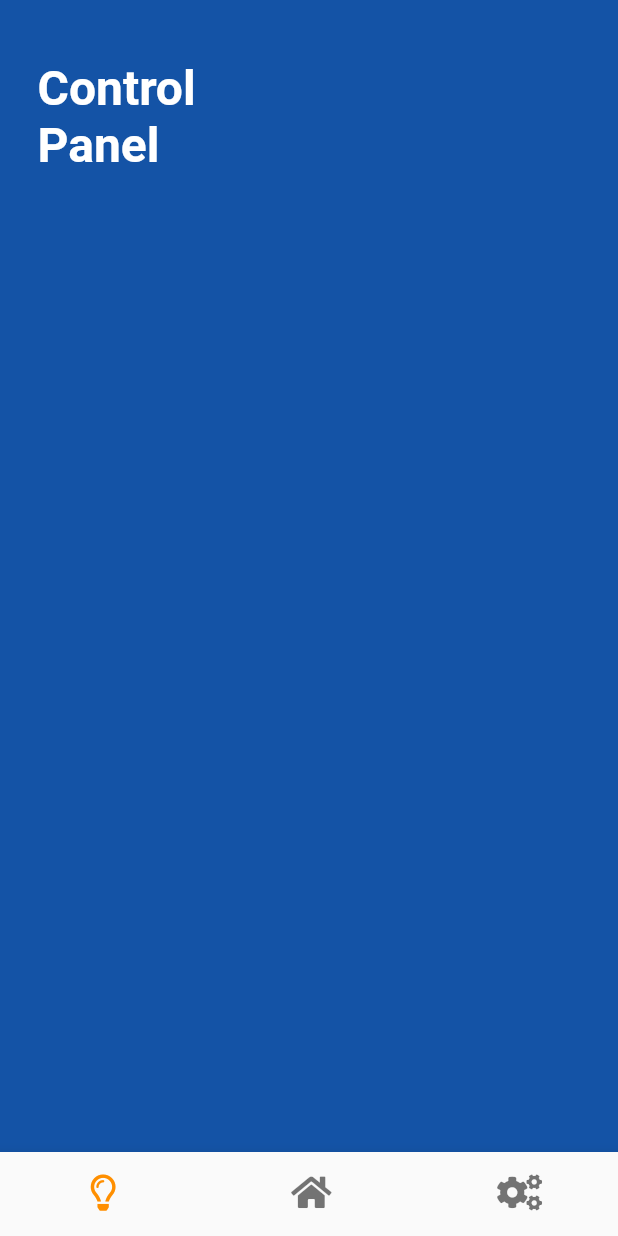
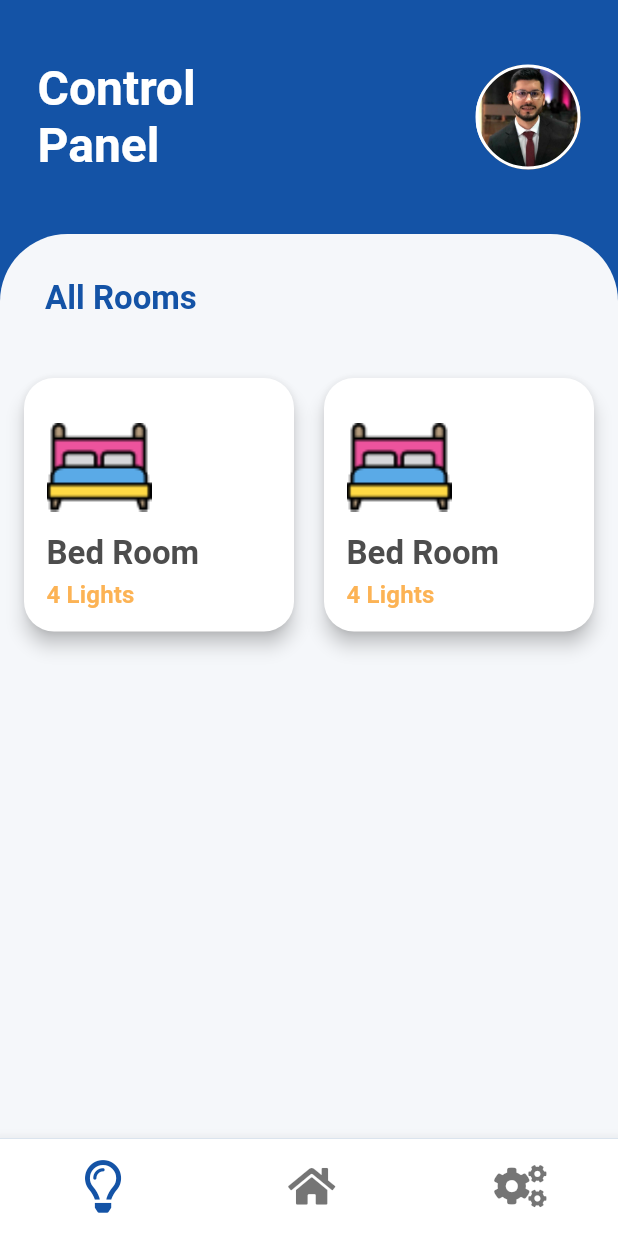
Before and after one commit to jfrsbg/light_control_app, a Flutter app: the screen it shows after launch, on a phone screen of 412 x 824 dp. Run offline on Flutter 3.47's test engine with Material 2 defaults, Android fonts, the phone set to English and light mode, and no system bars; our stand-ins replace font_awesome_flutter.

Commit message:
created items of control panel

```diff
--- a/lib/MainScreen.dart
+++ b/lib/MainScreen.dart
@@ -28,6 +28,7 @@ class _MainScreenState extends State<MainScreen> {
     return Scaffold(
       body: _widgetOptions.elementAt(_selectedIndex),
       bottomNavigationBar: BottomNavigationBar(
+        backgroundColor: Theme.of(context).primaryColor,
         items: <BottomNavigationBarItem>[
           BottomNavigationBarItem(
             icon: Icon(FontAwesomeIcons.lightbulb),
@@ -43,10 +44,12 @@ class _MainScreenState extends State<MainScreen> {
           ),
         ],
         currentIndex: _selectedIndex,
-        selectedItemColor: Colors.amber[800],
+        selectedItemColor: Theme.of(context).accentColor,
         onTap: _onItemTapped,
         showSelectedLabels: false,
         showUnselectedLabels: false,
+        iconSize: 28,
+        selectedIconTheme: IconThemeData(color: Theme.of(context).accentColor, size: 35),
       ),
     );
   }
--- a/lib/control_panel/ControlPanelPage.dart
+++ b/lib/control_panel/ControlPanelPage.dart
@@ -1,4 +1,6 @@
 import 'package:flutter/material.dart';
+import 'package:light_control/control_panel/components/BodyControlPanel.dart';
+import 'package:light_control/control_panel/components/HeaderControlPanel.dart';
 
 class ControlPanelPage extends StatelessWidget {
   @override
@@ -10,22 +12,15 @@ class ControlPanelPage extends StatelessWidget {
           height: MediaQuery.of(context).size.height,
           color: Theme.of(context).accentColor,
         ),
+        //Header of Page
         SafeArea(
-          child: Padding(
-            padding: const EdgeInsets.symmetric(horizontal: 25, vertical: 40),
-            child: Row(
-              children: <Widget>[
-                Container(
-                  width: 115,
-                  child: Text(
-                    "Control Panel",
-                    style: Theme.of(context).textTheme.headline1,
-                  ),
-                ),
-              ],
-            ),
+          child: Column(
+            children: <Widget>[
+              HeaderControlPanel(),
+              BodyControlPanel()
+            ],
           )
-        )
+        ),
       ],
     );
   }
--- /dev/null
+++ b/lib/control_panel/components/BodyControlPanel.dart
@@ -0,0 +1,39 @@
+import 'package:flutter/material.dart';
+import 'package:light_control/control_panel/components/ItemRoom.dart';
+
+class BodyControlPanel extends StatelessWidget {
+  @override
+  Widget build(BuildContext context) {
+    return Expanded(
+      child: Container(
+        width: MediaQuery.of(context).size.width,
+        height: MediaQuery.of(context).size.height,
+        decoration: BoxDecoration(
+            color: Theme.of(context).backgroundColor,
+            borderRadius: BorderRadius.only(
+                topLeft: Radius.circular(45),
+                topRight: Radius.circular(45)
+            )
+        ),
+        child: Column(
+          children: <Widget>[
+            Padding(
+              padding: const EdgeInsets.symmetric(vertical: 30, horizontal: 30),
+              child: Row(
+                children: <Widget>[
+                  Text("All Rooms", style: Theme.of(context).textTheme.bodyText1,)
+                ],
+              ),
+            ),
+            Wrap(
+              children: <Widget>[
+                ItemRoom(),
+                ItemRoom(),
+              ],
+            )
+          ],
+        ),
+      ),
+    );
+  }
+}
--- /dev/null
+++ b/lib/control_panel/components/HeaderControlPanel.dart
@@ -0,0 +1,48 @@
+import 'package:flutter/material.dart';
+
+class HeaderControlPanel extends StatelessWidget {
+  @override
+  Widget build(BuildContext context) {
+    return Padding(
+      padding: const EdgeInsets.symmetric(horizontal: 25, vertical: 40),
+      child: Row(
+        children: <Widget>[
+          Expanded(
+            child: Column(
+              crossAxisAlignment: CrossAxisAlignment.start,
+              children: <Widget>[
+                Container(
+                  width: 115,
+                  child: Text(
+                    "Control Panel",
+                    style: Theme.of(context).textTheme.headline1,
+                  ),
+                ),
+              ],
+            ),
+          ),
+          Expanded(
+            child: Column(
+              crossAxisAlignment: CrossAxisAlignment.end,
+              children: <Widget>[
+                Container(
+                  width: 70,
+                  height: 70,
+                  decoration: BoxDecoration(
+                      color: Theme.of(context).primaryColor,
+                      image: DecorationImage(
+                        image: AssetImage("assets/images/avatar.jpg"),
+                        fit: BoxFit.cover,
+                      ),
+                      borderRadius: const BorderRadius.all(Radius.circular(40)),
+                      border: Border.all(color: Theme.of(context).primaryColor, width: 2)
+                  ),
+                ),
+              ],
+            ),
+          )
+        ],
+      ),
+    );
+  }
+}
--- /dev/null
+++ b/lib/control_panel/components/ItemRoom.dart
@@ -0,0 +1,29 @@
+import 'package:flutter/material.dart';
+
+class ItemRoom extends StatelessWidget {
+  @override
+  Widget build(BuildContext context) {
+    return Card(
+      margin: EdgeInsets.all(10),
+      shape: RoundedRectangleBorder(
+          borderRadius: BorderRadius.all(Radius.circular(20))
+      ),
+      elevation: 5,
+      child: Padding(
+        padding: const EdgeInsets.all(15.0),
+        child: Column(
+          crossAxisAlignment: CrossAxisAlignment.start,
+          children: <Widget>[
+            SizedBox(height: 15,),
+            Image.asset("assets/images/bed.png", width: 70, fit: BoxFit.cover,),
+            SizedBox(height: 15,),
+            Text("Bed Room", style: Theme.of(context).textTheme.headline6,),
+            SizedBox(height: 5,),
+            Text("4 Lights", style: Theme.of(context).textTheme.subtitle2,),
+            SizedBox(width: 150,)
+          ],
+        ),
+      ),
+    );
+  }
+}
--- a/lib/theme/DefaultTheme.dart
+++ b/lib/theme/DefaultTheme.dart
@@ -5,8 +5,10 @@ class DefaultTheme {
 
    static TextTheme _textThemeDefault(TextTheme base) => base.copyWith(
 	  headline1: TextStyle(color: DefaultColors.primary, fontSize: 32, fontWeight: FontWeight.bold),
-	  subtitle1: TextStyle(color: Color(0xffb4bdca), fontSize: 17),
-	  subtitle2: TextStyle(fontSize: 16, color: Color(0xff424e60), fontWeight: FontWeight.normal),
+	  headline6: TextStyle(color: DefaultColors.gray, fontSize: 22, fontWeight: FontWeight.bold),
+	  bodyText1: TextStyle(color: DefaultColors.secondary, fontSize: 22, fontWeight: FontWeight.bold),
+	  //subtitle1: TextStyle(color: Color(0xffb4bdca), fontSize: 17),
+	  subtitle2: TextStyle(fontSize: 16, color: DefaultColors.orange, fontWeight: FontWeight.bold),
    );
 
    static ThemeData themeDataDefault() => base.copyWith(
@@ -20,6 +22,8 @@ class DefaultTheme {
 class DefaultColors{
    static Color primary = Colors.white;
    static Color secondary = Color(0xff1453a6);
-   static Color background = Color(0xfff6f8fb);
+   static Color background = Color(0xfff5f7fa);
    static Color orange = Color(0xfffcb355);
+   static Color black = Colors.black;
+   static Color gray = Color(0xff4d4d4d);
 }
--- a/pubspec.yaml
+++ b/pubspec.yaml
@@ -46,8 +46,8 @@ flutter:
   uses-material-design: true
 
   # To add assets to your application, add an assets section, like this:
-  # assets:
-  #   - images/a_dot_burr.jpeg
+  assets:
+    - assets/images/
   #   - images/a_dot_ham.jpeg
 
   # An image asset can refer to one or more resolution-specific "variants", see
```
Also changed, not shown: assets/images/avatar.jpg (added), assets/images/balcony.png (added), assets/images/bathtube.png (added), assets/images/bed.png (added), assets/images/house.png (added), assets/images/kitchen.png (added), assets/images/room.png (added), lib/main.dart (line endings or trailing spaces), lib/room/RoomPage.dart (line endings or trailing spaces).
